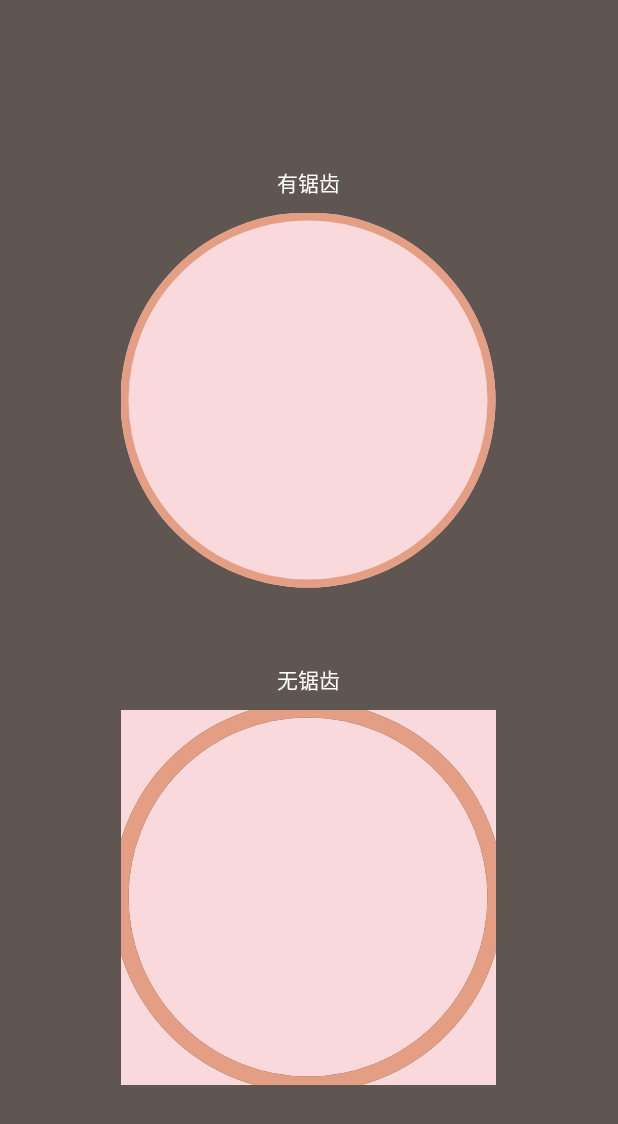
After one commit to GcsSloop/rclayout, an Android app: the AntiAliasActivity screen opened directly, with no data from a screen before it, on a phone screen of 412 x 824 dp. The commit adds this screen. Shown: the top 1124 px of the screen. Run offline under Robolectric (Android 15) with nearby library versions, the phone set to English and light mode, and no system bars.

Commit message:
1.修复没有背景时,动态改变RoundAsCircle无效; 2.调整了示例的交互; 3.增加一个裁剪背景锯齿的替代方案示例.

```diff
--- a/app/src/main/AndroidManifest.xml
+++ b/app/src/main/AndroidManifest.xml
@@ -37,6 +37,7 @@
                 <category android:name="android.intent.category.LAUNCHER"/>
             </intent-filter>
         </activity>
+        <activity android:name=".AntiAliasActivity" />
     </application>
 
 </manifest>
--- /dev/null
+++ b/app/src/main/java/com/gcssloop/roundcornerlayouttest/AntiAliasActivity.java
@@ -0,0 +1,17 @@
+package com.gcssloop.roundcornerlayouttest;
+
+import android.os.Bundle;
+import android.support.annotation.Nullable;
+import android.support.v7.app.AppCompatActivity;
+
+/**
+ * @author dengyuhan
+ * created 2018/11/12 16:40
+ */
+public class AntiAliasActivity extends AppCompatActivity {
+    @Override
+    protected void onCreate(@Nullable Bundle savedInstanceState) {
+        super.onCreate(savedInstanceState);
+        setContentView(R.layout.activity_antialias);
+    }
+}
--- /dev/null
+++ b/app/src/main/res/layout/activity_antialias.xml
@@ -0,0 +1,68 @@
+<?xml version="1.0" encoding="utf-8"?>
+<RelativeLayout xmlns:android="http://schemas.android.com/apk/res/android"
+    xmlns:app="http://schemas.android.com/apk/res-auto"
+    android:layout_width="match_parent"
+    android:layout_height="match_parent"
+    android:background="@color/colorActivityBackground"
+    android:gravity="center">
+
+    <RelativeLayout
+        android:id="@+id/layout_sawtooth"
+        android:layout_width="match_parent"
+        android:layout_height="wrap_content">
+
+        <TextView
+            android:layout_centerHorizontal="true"
+            android:id="@+id/tv_sawtooth"
+            android:layout_width="wrap_content"
+            android:layout_height="wrap_content"
+            android:layout_margin="10dp"
+            android:text="有锯齿"
+            android:textColor="@android:color/white" />
+
+        <com.gcssloop.widget.RCRelativeLayout
+            android:layout_centerHorizontal="true"
+            android:layout_below="@id/tv_sawtooth"
+            android:layout_width="@dimen/small_size_example_image"
+            android:layout_height="@dimen/small_size_example_image"
+            android:background="@color/colorBackground"
+            app:clip_background="true"
+            app:round_as_circle="true"
+            app:stroke_color="@color/colorPrimary"
+            app:stroke_width="@dimen/default_stroke_width">
+
+        </com.gcssloop.widget.RCRelativeLayout>
+    </RelativeLayout>
+
+    <RelativeLayout
+        android:layout_marginTop="40dp"
+        android:layout_below="@id/layout_sawtooth"
+        android:layout_width="match_parent"
+        android:layout_height="wrap_content"
+        android:gravity="center">
+
+        <TextView
+            android:id="@+id/tv_no_sawtooth"
+            android:layout_centerHorizontal="true"
+            android:layout_width="wrap_content"
+            android:layout_height="wrap_content"
+            android:layout_margin="10dp"
+            android:text="无锯齿"
+            android:textColor="@android:color/white" />
+
+        <com.gcssloop.widget.RCRelativeLayout
+            android:layout_below="@id/tv_no_sawtooth"
+            android:layout_centerHorizontal="true"
+            android:layout_width="@dimen/small_size_example_image"
+            android:layout_height="@dimen/small_size_example_image"
+            app:round_as_circle="true"
+            app:stroke_color="@color/colorPrimary"
+            app:stroke_width="@dimen/default_stroke_width">
+
+            <ImageView
+                android:layout_width="match_parent"
+                android:layout_height="match_parent"
+                android:background="@color/colorBackground" />
+        </com.gcssloop.widget.RCRelativeLayout>
+    </RelativeLayout>
+</RelativeLayout>
--- a/app/src/main/res/layout/activity_main.xml
+++ b/app/src/main/res/layout/activity_main.xml
@@ -25,7 +25,7 @@
     xmlns:tools="http://schemas.android.com/tools"
     android:layout_width="match_parent"
     android:layout_height="match_parent"
-    android:background="#5F5652"
+    android:background="@color/colorActivityBackground"
     android:onClick="bgclick"
     android:orientation="vertical"
     android:padding="20dp"
--- a/app/src/main/res/values/colors.xml
+++ b/app/src/main/res/values/colors.xml
@@ -25,6 +25,8 @@
     <color name="colorPrimary">#E39E83</color>
     <color name="colorPrimaryDark">#E39E83</color>
     <color name="colorAccent">#E39E83</color>
+    <color name="colorActivityBackground">#5F5652</color>
+    <color name="colorBackground">#FAD9DC</color>
     <color name="colorPressedColor">#A97661</color>
     <color name="colorCheckedColor">#48B7FD</color>
     <color name="colorPressedCheckedColor">#3993cc</color>
--- a/app/src/main/res/values/dimens.xml
+++ b/app/src/main/res/values/dimens.xml
@@ -1,5 +1,6 @@
 <?xml version="1.0" encoding="utf-8"?>
 <resources>
+    <dimen name="small_size_example_image">250dp</dimen>
     <dimen name="size_example_image">300dp</dimen>
     <dimen name="default_stroke_width">5dp</dimen>
 </resources>
--- a/rclayout/src/main/java/com/gcssloop/widget/RCRelativeLayout.java
+++ b/rclayout/src/main/java/com/gcssloop/widget/RCRelativeLayout.java
@@ -27,14 +27,11 @@ import android.graphics.Canvas;
 import android.util.AttributeSet;
 import android.util.Log;
 import android.view.MotionEvent;
-import android.view.View;
 import android.widget.Checkable;
 import android.widget.RelativeLayout;
 
 import com.gcssloop.widget.helper.RCAttrs;
 import com.gcssloop.widget.helper.RCHelper;
-
-import java.util.ArrayList;
 
 
 /**
@@ -68,14 +65,15 @@ public class RCRelativeLayout extends RelativeLayout implements Checkable, RCAtt
     protected void dispatchDraw(Canvas canvas) {
         canvas.saveLayer(mRCHelper.mLayer, null, Canvas.ALL_SAVE_FLAG);
         super.dispatchDraw(canvas);
+        mRCHelper.refreshRegion(this);
         mRCHelper.onClipDraw(canvas);
         canvas.restore();
     }
 
     @Override
     public void draw(Canvas canvas) {
-        mRCHelper.refreshRegion(this);
         if (mRCHelper.mClipBackground) {
+            mRCHelper.refreshRegion(this);
             canvas.save();
             canvas.clipPath(mRCHelper.mClipPath);
             super.draw(canvas);
```
Also changed, not shown: app/src/main/java/com/gcssloop/roundcornerlayouttest/ExampleActivity.java (+25 -2 lines), app/src/main/res/layout/activity_example.xml (+34 -4 lines).
